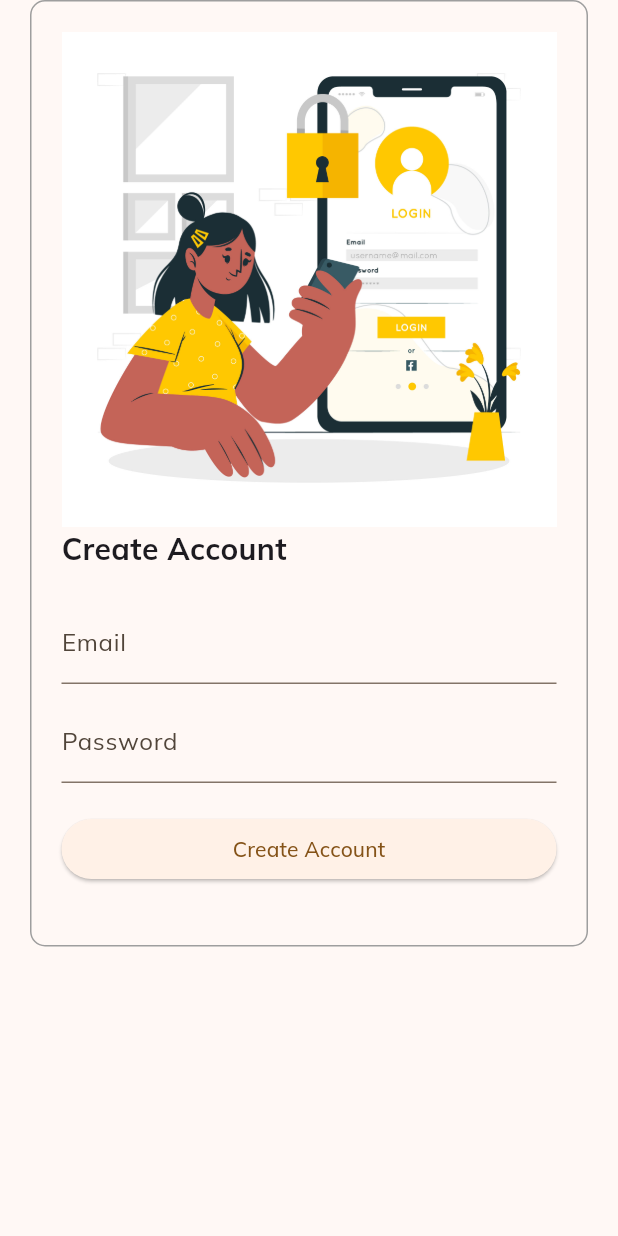
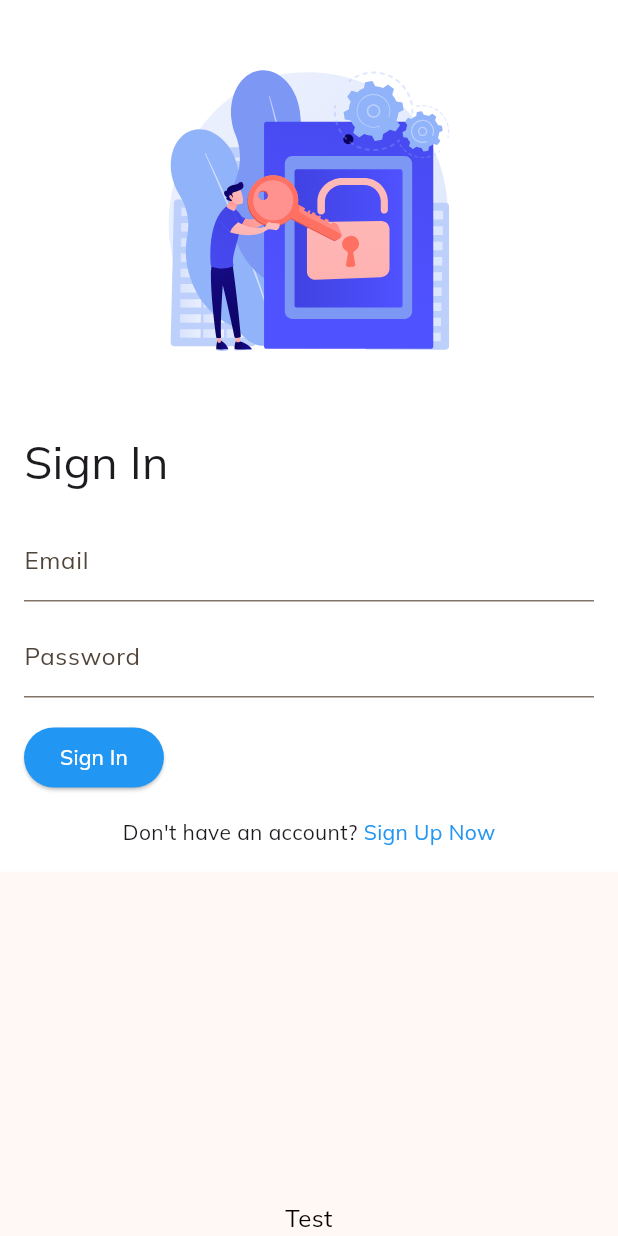
Before and after one commit to ounaieslina/SHOP_EXAMPLE, a Flutter app: the screen it shows after launch, after a tap on "Create Account", on a phone screen of 412 x 824 dp. Run offline on Flutter 3.47's test engine with Material 3 defaults, Android fonts, the phone set to English and light mode, and no system bars; our stand-ins replace flutter_svg, google_fonts, ionicons, sqflite; accounts and stored records are empty.

Commit message:
fix beugs

```diff
--- a/lib/main.dart
+++ b/lib/main.dart
@@ -1,7 +1,7 @@
 import 'package:flutter/material.dart';
 import 'package:google_fonts/google_fonts.dart';
 import 'package:shop_example/screens/home_screen.dart';
-import 'package:shop_example/screens/login_screen.dart';
+import 'package:shop_example/screens/Signup.dart';
 import 'package:shop_example/screens/main_screen.dart';
 
 void main() {
--- /dev/null
+++ b/lib/screens/SignIn.dart
@@ -0,0 +1,114 @@
+import 'package:flutter/cupertino.dart';
+import 'package:flutter/material.dart';
+import 'package:flutter_svg/svg.dart';
+
+
+import '../sql_helper.dart';
+import 'Signup.dart';
+import 'home_screen.dart'; // Update the path accordingly
+
+class SignIn extends StatefulWidget {
+
+  @override
+  _SignInState createState() => _SignInState();
+}
+
+class _SignInState extends State<SignIn> {
+  final TextEditingController emailController = TextEditingController();
+  final TextEditingController passwordController = TextEditingController();
+
+  @override
+  Widget build(BuildContext context) {
+    return Scaffold(
+      bottomNavigationBar: Text(
+        "Test",
+        textAlign: TextAlign.center,
+        style: TextStyle(fontSize: 16, color: Colors.black),
+      ),
+      body: Container(
+        color: Colors.white,
+        padding: EdgeInsets.all(16),
+        child: SingleChildScrollView(
+          child: Column(
+            children: [
+              SvgPicture.asset("assets/Signin.svg", height: 250),
+              SizedBox(height: 20),
+              Column(
+                crossAxisAlignment: CrossAxisAlignment.start,
+                mainAxisAlignment: MainAxisAlignment.center,
+                mainAxisSize: MainAxisSize.max,
+                children: [
+                  Text("Sign In", style: TextStyle(fontSize: 30)),
+                  SizedBox(height: 16),
+                  TextField(
+                    decoration: InputDecoration(labelText: "Email"),
+                    controller: emailController,
+                  ),
+                  SizedBox(height: 8),
+                  TextField(
+                    obscureText: true,
+                    decoration: InputDecoration(labelText: "Password"),
+                    controller: passwordController,
+                  ),
+
+                  SizedBox(height: 16),
+                  ElevatedButton(
+                    onPressed: _signIn,
+                    child: Text("Sign In"),
+                    style: ElevatedButton.styleFrom(
+                      foregroundColor: Colors.white, backgroundColor: Colors.blue, // Text color
+                    ),
+                  ),
+                  SizedBox(height: 16),
+                  Row(
+                    mainAxisAlignment: MainAxisAlignment.center,
+                    children: [
+                      Text("Don't have an account? "),
+                      GestureDetector(
+                        onTap: () {
+                          Navigator.push(
+                            context,
+                            MaterialPageRoute(builder: (context) => CreateAccountForm ()),
+                          );
+                        },
+                        child: Text("Sign Up Now", style: TextStyle(color: Colors.blue)),
+                      ),
+                    ],
+                  ),
+
+                ],
+              ),
+            ],
+          ),
+        ),
+      ),
+    );
+  }
+
+  void _signIn() async {
+    String email = emailController.text.trim();
+    String password = passwordController.text.trim();
+
+    if (email.isEmpty || password.isEmpty) {
+      toast('Please fill in all fields');
+      return;
+    }
+
+    bool isValid = await SQLHelper.checkCredentials(email, password);
+
+    if (isValid) {
+      Navigator.push(
+        context,
+        MaterialPageRoute(builder: (context) => HomeScreen ()),
+      );
+    } else {
+      toast('Wrong phone number or password');
+    }
+  }
+
+  void toast(String message) {
+    // Implement toast messages
+    final snackBar = SnackBar(content: Text(message));
+    ScaffoldMessenger.of(context).showSnackBar(snackBar);
+  }
+}
--- a/lib/screens/login_screen.dart
+++ b/lib/screens/Signup.dart
@@ -1,6 +1,7 @@
 import 'package:flutter/material.dart';
 
 import '../sql_helper.dart';
+import 'SignIn.dart';
 
 class CreateAccountForm extends StatelessWidget {
   final TextEditingController emailController = TextEditingController();
@@ -105,8 +106,10 @@ class CreateAccountForm extends StatelessWidget {
                     String password = passwordController.text;
                     int id = await SQLHelper.createItem(email, password);
                     debugPrint('New item created with ID: $id');
-                    // Ajoutez ici la logique pour rediriger l'utilisateur vers une nouvelle page, par exemple, après la création de compte réussie.
-                  },
+                    Navigator.push(
+                      context,
+                      MaterialPageRoute(builder: (context) => SignIn()),
+                    );                  },
                   child: Text('Create Account'),
                 ),
               ),
--- a/lib/screens/main_screen.dart
+++ b/lib/screens/main_screen.dart
@@ -1,7 +1,7 @@
 import 'package:flutter/material.dart';
 import 'package:shop_example/screens/cart_screen.dart';
 import 'package:shop_example/screens/home_screen.dart';
-import 'package:shop_example/screens/login_screen.dart'; // Importez la page de connexion
+import 'package:shop_example/screens/Signup.dart'; // Importez la page de connexion
 
 class MainScreen extends StatefulWidget {
   const MainScreen({Key? key}) : super(key: key);
--- a/lib/sql_helper.dart
+++ b/lib/sql_helper.dart
@@ -12,7 +12,11 @@ class SQLHelper {
     )
     """);
   }
-
+  static Future<bool> checkCredentials(String phone, String password) async {
+    final db = await SQLHelper.db();
+    final data = await db.query('Items', where: "Email = ? AND password = ?", whereArgs: [phone, password]);
+    return data.isNotEmpty;
+  }
   static Future<Database> db() async {
     var databasePath = await getDatabasesPath();
     String path = join(databasePath, 'demo.db');
--- a/pubspec.yaml
+++ b/pubspec.yaml
@@ -18,6 +18,8 @@ dependencies:
   path:
   ionicons: ^0.2.2
   google_fonts: ^5.1.0
+  flutter_svg: ^1.1.5
+
   iconsax: ^0.0.8
 
 
```
Also changed, not shown: assets/Signin.svg (added), pubspec.lock.
